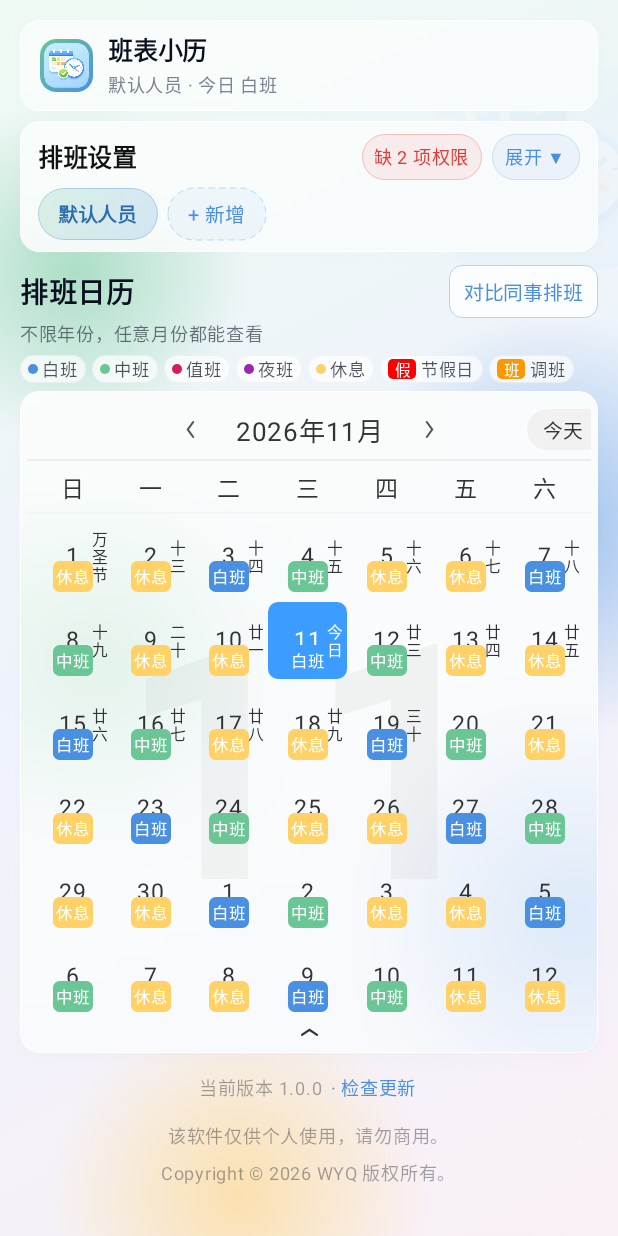
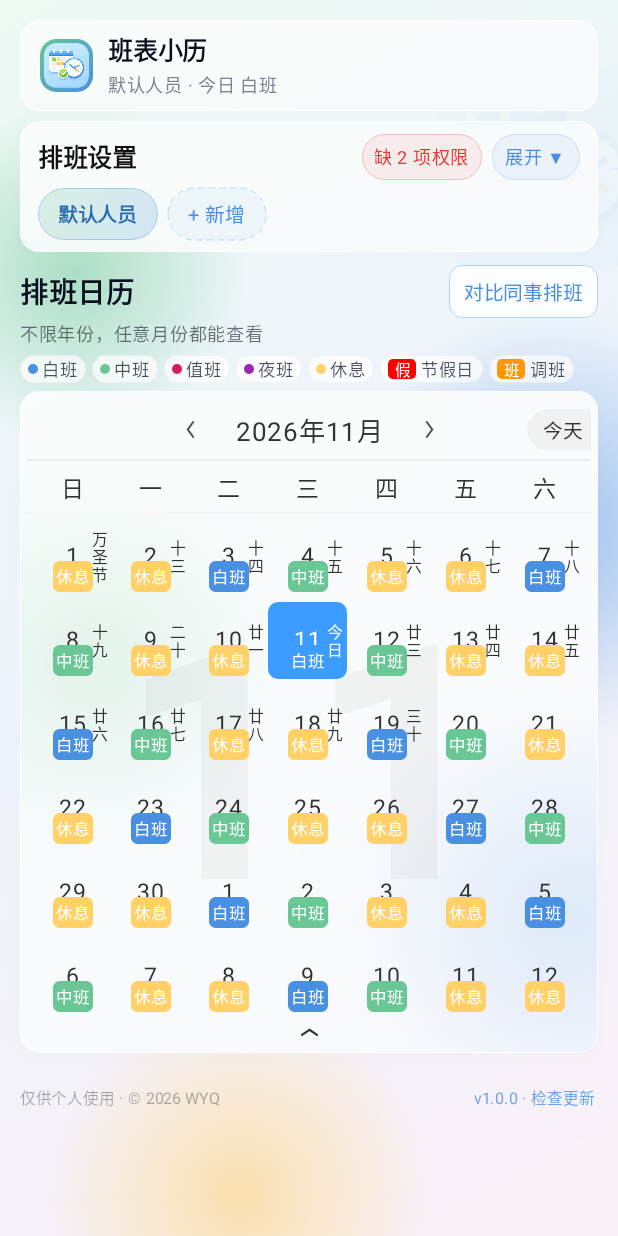
Before and after one commit to yueqiwu/paibanzhushou, an Android app built with Jetpack Compose: the screen it shows after launch (MainActivity), on a phone screen of 412 x 824 dp. Run offline under Robolectric (Android 15) with nearby library versions, the light colour scheme and no system bars; pictures from the network do not load; 10 statements that could not run were skipped.

Commit message:
feat: 1.0.18 页脚三行合并为一行，进一步让高度给日历

```diff
--- a/app/build.gradle.kts
+++ b/app/build.gradle.kts
@@ -32,13 +32,14 @@ android {
         // 1.0.10 响铃时按电源键（屏幕状态切换）即停铃；通知动作改走 Service 并补 Wearable 动作，手表也能关
         // 1.0.11 设置页加「闹钟权限」清单：逐项显示通知/精确闹钟/后台弹出界面/全屏通知是否开启，缺的可一键跳系统设置
         // 1.0.12 新增「闹钟铃声」：可选系统默认 / 静音（只震动）/ 任意系统闹钟铃声，带试听
-        // 1.0.17 首屏压缩：状态栏留白只留 inset、标题/设置卡收紧、图例改单行横滑、日历行高 70→56dp，开屏即可看完整月历
+        // 1.0.18 版权与版本合成一行（原三行文字太占高度），其余同 1.0.17
+    // 1.0.17 首屏压缩：状态栏留白只留 inset、标题/设置卡收紧、图例改单行横滑、日历行高 70→56dp，开屏即可看完整月历
     // 1.0.16 2×1 小卡改为「4 上 3 下」两行，每格显示日号圆圈 + 班次名
     // 1.0.15 新增 2×1 小号小组件（日号圆圈版），4×2 大卡保持不变
     // 1.0.14 桌面小组件重新设计（2:1 卡片、7 天横排、圆角药丸、今天高亮）
     // 1.0.13 响铃时额外发一条「非常驻」通知，供 ColorOS 手表（OPPO Watch）镜像显示；划掉即关闭闹钟
-        versionCode = 117
-        versionName = "1.0.17"
+        versionCode = 118
+        versionName = "1.0.18"
 
         testInstrumentationRunner = "androidx.test.runner.AndroidJUnitRunner"
     }
--- a/app/src/main/java/com/bilu/paibanzhushou/ui/IndexScreen.kt
+++ b/app/src/main/java/com/bilu/paibanzhushou/ui/IndexScreen.kt
@@ -1040,26 +1040,40 @@ private fun AlarmPermissionRow(perm: AlarmPermission, onOpen: () -> Unit) {
 
 @Composable
 private fun CopyrightFooter(state: IndexState) {
+    // 版权与版本合成一行，省掉原先三行文字占的高度（开屏要看完整月历）
     Column(
         Modifier
             .fillMaxWidth()
-            .padding(start = Rpx.dp(24), end = Rpx.dp(24), top = Rpx.dp(18), bottom = Rpx.dp(14)),
-        horizontalAlignment = Alignment.CenterHorizontally
+            .padding(start = Rpx.dp(24), end = Rpx.dp(24), top = Rpx.dp(10), bottom = Rpx.dp(8))
     ) {
         UpdateSection(state)
-        Text(
-            text = "该软件仅供个人使用，请勿商用。",
-            fontSize = Rpx.sp(22),
-            color = Color(0x610B1020),
-            lineHeight = Rpx.sp(38)
-        )
-        Text(
-            text = "Copyright © 2026 WYQ 版权所有。",
-            fontSize = Rpx.sp(22),
-            color = Color(0x610B1020),
-            lineHeight = Rpx.sp(38),
-            modifier = Modifier.padding(top = Rpx.dp(6))
-        )
+        Row(
+            Modifier
+                .fillMaxWidth()
+                .padding(top = Rpx.dp(6)),
+            verticalAlignment = Alignment.CenterVertically,
+            horizontalArrangement = Arrangement.SpaceBetween
+        ) {
+            Text(
+                text = "仅供个人使用 · © 2026 WYQ",
+                fontSize = Rpx.sp(19),
+                color = Color(0x590B1020),
+                maxLines = 1,
+                overflow = TextOverflow.Ellipsis,
+                modifier = Modifier.weight(1f, fill = false)
+            )
+            Text(
+                text = "v" + state.currentVersion() + " · " + if (state.updateChecking) "检查中…" else "检查更新",
+                fontSize = Rpx.sp(19),
+                color = Color(0xCC4A90E2),
+                maxLines = 1,
+                modifier = Modifier
+                    .padding(start = Rpx.dp(12))
+                    .clip(RoundedCornerShape(Rpx.dp(8)))
+                    .clickable { state.checkUpdate(silent = false) }
+                    .padding(horizontal = Rpx.dp(4), vertical = Rpx.dp(2))
+            )
+        }
     }
 }
 
@@ -1082,22 +1096,7 @@ private fun UpdateSection(state: IndexState) {
         horizontalAlignment = Alignment.CenterHorizontally
     ) {
         if (info == null) {
-            Row(verticalAlignment = Alignment.CenterVertically) {
-                Text(
-                    text = "当前版本 " + state.currentVersion(),
-                    fontSize = Rpx.sp(22),
-                    color = Color(0x610B1020)
-                )
-                Text(
-                    text = " · " + if (state.updateChecking) "正在检查…" else "检查更新",
-                    fontSize = Rpx.sp(22),
-                    color = Color(0xFF4A90E2),
-                    modifier = Modifier
-                        .clip(RoundedCornerShape(Rpx.dp(8)))
-                        .clickable { state.checkUpdate(silent = false) }
-                        .padding(horizontal = Rpx.dp(4), vertical = Rpx.dp(2))
-                )
-            }
+            // 无新版本时不占位，版本与「检查更新」在下方版权行里
         } else {
             Column(
                 Modifier
```
Also changed, not shown: 2 other files.
